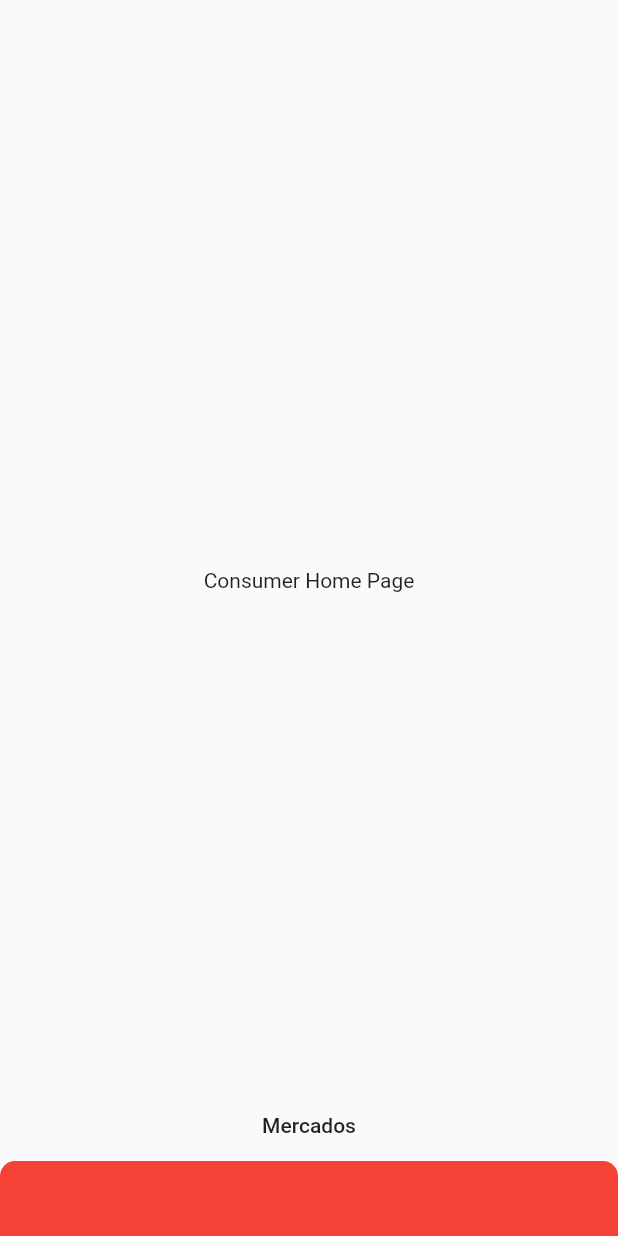
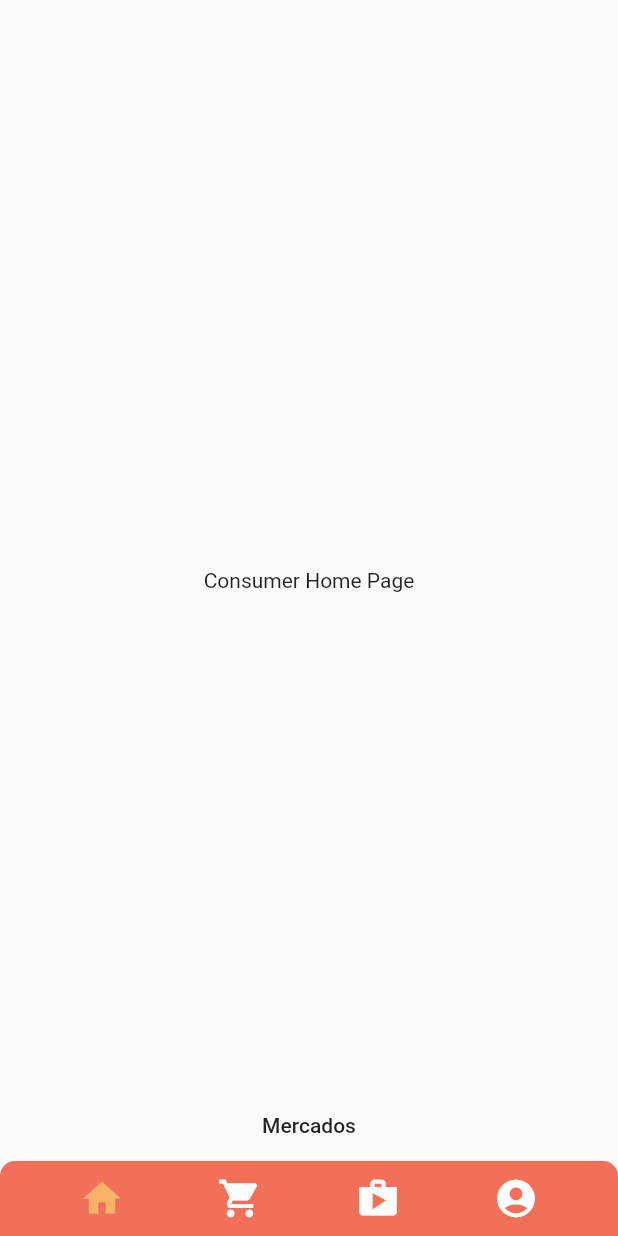
Before and after one commit to MateusRosario/MeBusca_Hackathon2020, a Flutter app: the screen it shows after launch, on a phone screen of 412 x 824 dp. Run offline on Flutter 3.47's test engine with Material 2 defaults, Android fonts, the phone set to English and light mode, and no system bars.

Commit message:
feature: Added bottom navigation bottom Bar
Created page visualization on the main screen

```diff
--- a/hackathon_code_is_easy19/lib/Markets.dart
+++ b/hackathon_code_is_easy19/lib/Markets.dart
@@ -1,5 +1,5 @@
 import 'package:flutter/material.dart';
-import 'package:hackathon_code_is_easy19/Products.dart';
+import 'package:MeBusca/Products.dart';
 
 class MarketsPage extends StatefulWidget {
   MarketsPage({
--- a/hackathon_code_is_easy19/lib/Products.dart
+++ b/hackathon_code_is_easy19/lib/Products.dart
@@ -1,6 +1,7 @@
+import 'package:MeBusca/root.dart';
 import 'package:flutter/cupertino.dart';
 import 'package:flutter/material.dart';
-import 'package:hackathon_code_is_easy19/kart.dart';
+import 'package:MeBusca/kart.dart';
 
 class ProductsPage extends StatefulWidget {
   ProductsPage({
--- a/hackathon_code_is_easy19/lib/homepage/consumer.dart
+++ /dev/null
@@ -1,48 +0,0 @@
-import 'package:flutter/material.dart';
-import 'package:hackathon_code_is_easy19/Markets.dart';
-
-class ConsumerHomePage extends StatefulWidget {
-  final String title;
-
-  ConsumerHomePage({Key key, this.title}) : super(key: key);
-
-  @override
-  _ConsumerHomePageState createState() => _ConsumerHomePageState();
-}
-
-class _ConsumerHomePageState extends State<ConsumerHomePage> {
-  @override
-  Widget build(BuildContext context) {
-    return Scaffold(
-      body: Stack(
-        children: <Widget>[
-          Center(child: Text('Consumer Home Page')),
-          Align(
-            alignment: Alignment.bottomCenter,
-            child: FlatButton(
-              child: Text('Mercados'),
-              onPressed: () {
-                Navigator.push(context, MaterialPageRoute(builder: (context) {
-                  return MarketsPage();
-                }));
-              },
-            ),
-          ),
-        ],
-      ),
-      bottomNavigationBar: Container(
-        child: Row(
-          children: <Widget>[
-            Container(
-              height: 50,
-            )
-          ],
-        ),
-        decoration: BoxDecoration(
-            color: Colors.red,
-            borderRadius: BorderRadius.only(
-                topLeft: Radius.circular(10), topRight: Radius.circular(10))),
-      ),
-    );
-  }
-}
--- a/hackathon_code_is_easy19/lib/kart.dart
+++ b/hackathon_code_is_easy19/lib/kart.dart
@@ -1,5 +1,5 @@
 import 'package:flutter/material.dart';
-import 'package:hackathon_code_is_easy19/Products.dart';
+import 'package:MeBusca/Products.dart';
 
 class KartPage extends StatefulWidget {
   KartPage({
--- a/hackathon_code_is_easy19/lib/main.dart
+++ b/hackathon_code_is_easy19/lib/main.dart
@@ -1,18 +1,19 @@
+import 'package:MeBusca/mainScreen/mainScreen.dart';
 import 'package:flutter/material.dart';
-import 'package:hackathon_code_is_easy19/homepage/consumer.dart';
+import 'package:MeBusca/root.dart';
 
 void main() {
-  runApp(MyApp());
+  runApp(AppRoot(
+    child: MeBuscaApp(),
+  ));
 }
 
-class MyApp extends StatelessWidget {
+class MeBuscaApp extends StatelessWidget {
   @override
   Widget build(BuildContext context) {
     return MaterialApp(
       title: 'Flutter Demo',
-      home: ConsumerHomePage(
-        title: 'MeBusca',
-      ),
+      home: MainScreen(),
     );
   }
 }
--- /dev/null
+++ b/hackathon_code_is_easy19/lib/mainScreen/mainScreen.dart
@@ -0,0 +1,129 @@
+import 'package:MeBusca/root.dart';
+import 'package:flutter/material.dart';
+import 'package:MeBusca/kart.dart';
+import 'package:MeBusca/mainScreen/mainScreenPages/homepage.dart';
+
+class MainScreen extends StatefulWidget {
+  MainScreen({Key key}) : super(key: key);
+
+  @override
+  _MainScreenState createState() => _MainScreenState();
+}
+
+class _MainScreenState extends State<MainScreen> {
+  PageController pageController;
+  PageView pageView;
+  int page = 0;
+
+  @override
+  void initState() {
+    pageController = PageController(initialPage: 0);
+    pageView = PageView(
+      physics: new NeverScrollableScrollPhysics(),
+      controller: pageController,
+      children: <Widget>[
+        HomePage(),
+        KartPage(),
+        Placeholder(),
+        Placeholder(),
+      ],
+    );
+
+    pageController.addListener(() {
+      setState(() {
+        page = pageController.page.round();
+      });
+    });
+
+    super.initState();
+  }
+
+  @override
+  Widget build(BuildContext context) {
+    return Scaffold(
+      body: pageView,
+      bottomNavigationBar: Container(
+        height: 50,
+        child: Row(
+          children: <Widget>[
+            Expanded(
+              child: Container(),
+            ),
+            Container(
+              child: IconButton(
+                icon: Icon(Icons.home,
+                    size: 30,
+                    color: page != 0
+                        ? AppRoot.getColor(context, 'iconColor')
+                        : AppRoot.getColor(context, 'first')),
+                onPressed: () {
+                  pageController.animateToPage(0,
+                      duration: Duration(milliseconds: 400),
+                      curve: Curves.ease);
+                },
+              ),
+            ),
+            Expanded(
+              child: Container(),
+            ),
+            Container(
+              child: IconButton(
+                icon: Icon(Icons.shopping_cart,
+                    size: 30,
+                    color: page != 1
+                        ? AppRoot.getColor(context, 'iconColor')
+                        : AppRoot.getColor(context, 'first')),
+                onPressed: () {
+                  pageController.animateToPage(1,
+                      duration: Duration(milliseconds: 400),
+                      curve: Curves.ease);
+                },
+              ),
+            ),
+            Expanded(
+              child: Container(),
+            ),
+            Container(
+              child: IconButton(
+                icon: Icon(Icons.shop,
+                    size: 30,
+                    color: page != 2
+                        ? AppRoot.getColor(context, 'iconColor')
+                        : AppRoot.getColor(context, 'first')),
+                onPressed: () {
+                  pageController.animateToPage(2,
+                      duration: Duration(milliseconds: 400),
+                      curve: Curves.ease);
+                },
+              ),
+            ),
+            Expanded(
+              child: Container(),
+            ),
+            Container(
+              child: IconButton(
+                icon: Icon(Icons.account_circle,
+                    size: 30,
+                    color: page != 3
+                        ? AppRoot.getColor(context, 'iconColor')
+                        : AppRoot.getColor(context, 'first')),
+                onPressed: () {
+                  pageController.animateToPage(3,
+                      duration: Duration(milliseconds: 400),
+                      curve: Curves.decelerate);
+                },
+              ),
+            ),
+            Expanded(
+              child: Container(),
+            ),
+          ],
+        ),
+        decoration: BoxDecoration(
+            color: AppRoot.getColor(context, 'fourth'),
+            borderRadius: BorderRadius.only(
+                topLeft: Radius.circular(10), topRight: Radius.circular(10))),
+      ),
+    );
+  }
+}
--- /dev/null
+++ b/hackathon_code_is_easy19/lib/mainScreen/mainScreenPages/homepage.dart
@@ -0,0 +1,29 @@
+import 'package:flutter/material.dart';
+import 'package:MeBusca/Markets.dart';
+
+class HomePage extends StatefulWidget {
+  @override
+  State<StatefulWidget> createState() => HomePageState();
+}
+
+class HomePageState extends State<StatefulWidget> {
+  @override
+  Widget build(BuildContext context) {
+    return Stack(
+      children: <Widget>[
+        Center(child: Text('Consumer Home Page')),
+        Align(
+          alignment: Alignment.bottomCenter,
+          child: FlatButton(
+            child: Text('Mercados'),
+            onPressed: () {
+              Navigator.push(context, MaterialPageRoute(builder: (context) {
+                return MarketsPage();
+              }));
+            },
+          ),
+        ),
+      ],
+    );
+  }
+}
--- a/hackathon_code_is_easy19/lib/root.dart
+++ b/hackathon_code_is_easy19/lib/root.dart
@@ -19,8 +19,12 @@ class AppRoot extends InheritedWidget {
 class Constants {
   Map colors = {
     "production": {
-      "first": Color.fromARGB(255, 100, 100, 1000),
-      "second": Color.fromARGB(255, 100, 100, 1000),
+      "first": Color.fromARGB(255, 247, 178, 103),
+      "second": Color.fromARGB(255, 247, 157, 101),
+      "third": Color.fromARGB(255, 244, 132, 95),
+      "fourth": Color.fromARGB(255, 242, 112, 89),
+      "fifth": Color.fromARGB(255, 242, 92, 84),
+      "iconColor": Color.fromARGB(255, 255, 255, 255)
     }
   };
 
--- a/hackathon_code_is_easy19/pubspec.yaml
+++ b/hackathon_code_is_easy19/pubspec.yaml
@@ -1,4 +1,4 @@
-name: hackathon_code_is_easy19
+name: MeBusca
 description: A new Flutter project.
 
 # The following line prevents the package from being accidentally published to
```
Also changed, not shown: 1 other file.
